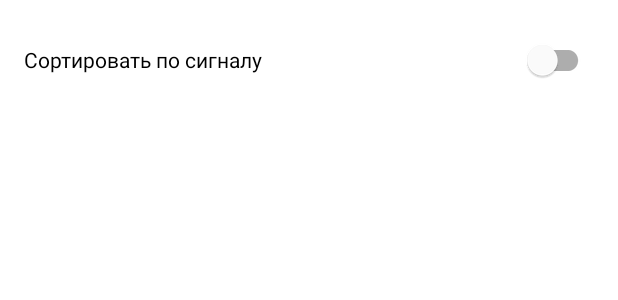
After one commit to Astar75/Control_Relay, an Android app: the layout dialog_settings.xml on its own in the app's theme, with its tools: preview values and no code run, on a phone screen of 412 x 824 dp. The commit adds this screen. Shown: the top 300 px of the screen. Run offline under Robolectric (Android 15) with nearby library versions, the phone set to English and light mode, and no system bars.

Commit message:
added SettingsDialog.kt

```diff
--- a/app/src/main/AndroidManifest.xml
+++ b/app/src/main/AndroidManifest.xml
@@ -7,6 +7,7 @@
     <uses-permission android:name="android.permission.ACCESS_FINE_LOCATION" />
 
     <application
+        android:name=".ControlRelayApp"
         android:allowBackup="true"
         android:icon="@mipmap/ic_launcher"
         android:label="@string/app_name"
--- a/app/src/main/java/com/astar/osterrig/controlrelay/DevicesViewModel.kt
+++ b/app/src/main/java/com/astar/osterrig/controlrelay/DevicesViewModel.kt
@@ -4,6 +4,7 @@ import android.bluetooth.BluetoothAdapter
 import android.bluetooth.BluetoothDevice
 import android.bluetooth.le.*
 import android.os.Handler
+import android.util.Log
 import androidx.lifecycle.LiveData
 import androidx.lifecycle.MutableLiveData
 import androidx.lifecycle.ViewModel
@@ -66,6 +67,7 @@ class DevicesViewModel : ViewModel() {
     }
 
     fun enableSortBySignal(enable: Boolean) {
+        Log.e(TAG, "Set enable sort $enable")
         isSortBySignal = enable
     }
 
@@ -74,6 +76,8 @@ class DevicesViewModel : ViewModel() {
             val devices = sortDevices(scanDevices.values.toList())
             _deviceResults.postValue(DeviceScanResult.Success(devices))
             handlerPostResult.postDelayed(this, UPDATE_POST_RESULT)
+
+            Log.e(TAG, "Enable sorting $isSortBySignal")
         }
     }
 
@@ -87,7 +91,7 @@ class DevicesViewModel : ViewModel() {
 
     private fun sortDevices(devices: List<Device>): List<Device> {
         val filterResults = ArrayList<Device>(devices)
-        return if (isSortBySignal) filterResults.sortedBy { it.rssi }
+        return if (isSortBySignal) filterResults.sortedByDescending { it.rssi }
         else filterResults
     }
 
--- a/app/src/main/java/com/astar/osterrig/controlrelay/MainActivity.kt
+++ b/app/src/main/java/com/astar/osterrig/controlrelay/MainActivity.kt
@@ -14,4 +14,7 @@ class MainActivity : AppCompatActivity() {
         binding = ActivityMainBinding.inflate(layoutInflater)
         setContentView(binding.root)
     }
+
+    fun getSettingsStore(): SettingsStore = (application as ControlRelayApp).getSettingsStore()
+
 }
--- /dev/null
+++ b/app/src/main/res/layout/dialog_settings.xml
@@ -0,0 +1,14 @@
+<?xml version="1.0" encoding="utf-8"?>
+<LinearLayout xmlns:android="http://schemas.android.com/apk/res/android"
+    android:layout_width="match_parent"
+    android:layout_height="wrap_content"
+    android:orientation="vertical"
+    android:padding="@dimen/margin_normal">
+
+    <com.google.android.material.switchmaterial.SwitchMaterial
+        android:id="@+id/switchSortDevices"
+        android:layout_width="match_parent"
+        android:layout_height="wrap_content"
+        android:text="@string/sort_by_signal_text" />
+
+</LinearLayout>
--- a/app/src/main/res/values/dimens.xml
+++ b/app/src/main/res/values/dimens.xml
@@ -1,4 +1,5 @@
 <resources>
     <dimen name="fab_margin">16dp</dimen>
     <dimen name="margin_min">8dp</dimen>
+    <dimen name="margin_normal">16dp</dimen>
 </resources>
--- a/app/src/main/res/values/strings.xml
+++ b/app/src/main/res/values/strings.xml
@@ -13,4 +13,6 @@
     <string name="test_rssi_signal">-45 dBm</string>
     <string name="test_name_device">Name Device</string>
     <string name="location_permission_message">Для поиска устройств приложению необходим доступ к местоположению устройства.</string>
+    <string name="sort_by_signal_text">Сортировать по сигналу</string>
+    <string name="settings_text">Настройки</string>
 </resources>
```
Also changed, not shown: app/src/main/java/com/astar/osterrig/controlrelay/ControlRelayApp.kt (added, +16 -0 lines), app/src/main/java/com/astar/osterrig/controlrelay/DevicesFragment.kt (+41 -9 lines), app/src/main/java/com/astar/osterrig/controlrelay/SettingsDialog.kt (added, +57 -0 lines), app/src/main/java/com/astar/osterrig/controlrelay/SettingsStore.kt (added, +24 -0 lines), app/src/main/res/layout/fragment_devices.xml (+18 -0 lines), app/src/main/res/menu/menu_devices.xml (renamed from app/src/main/res/menu/menu_main.xml).
